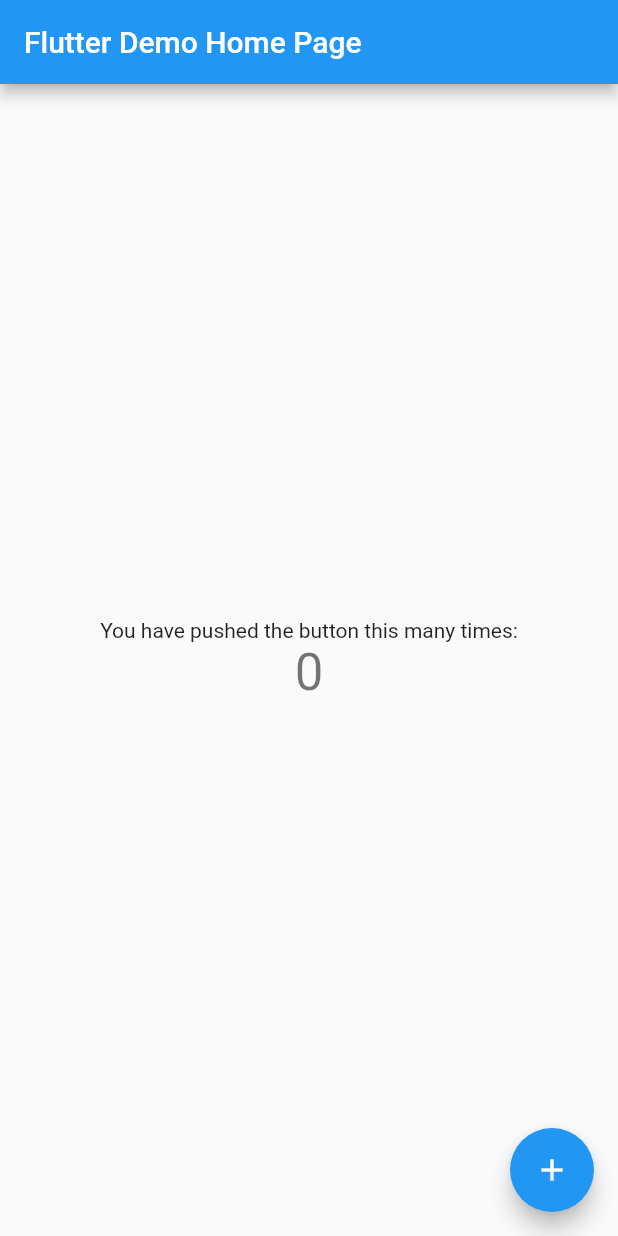
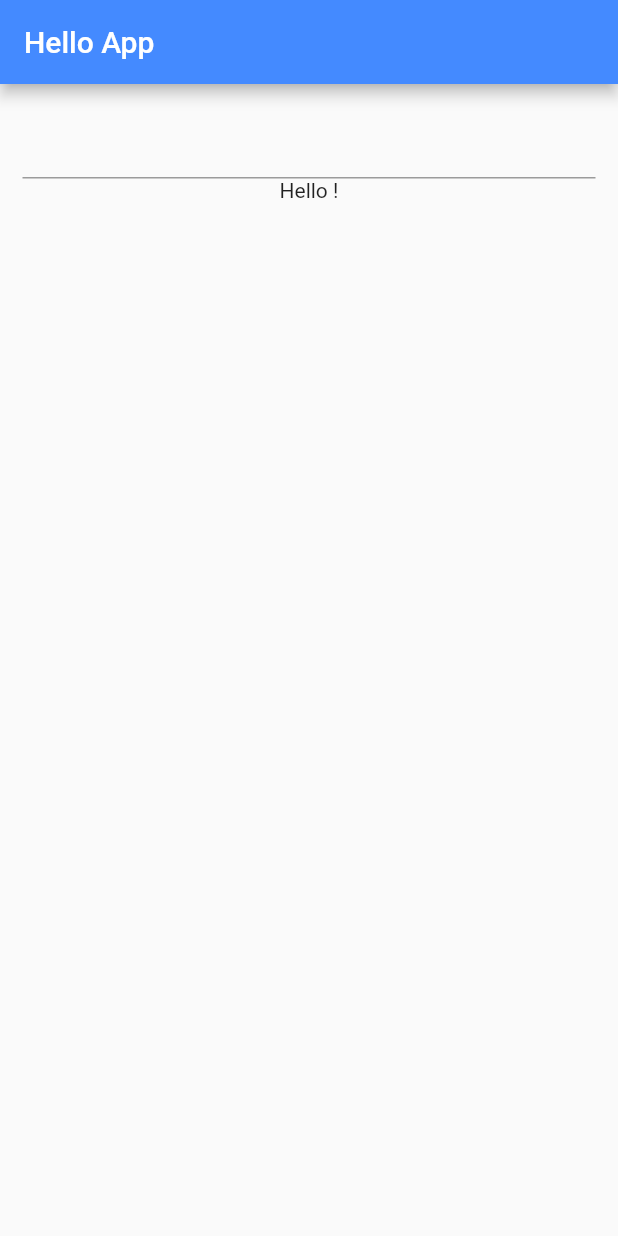
Before and after one commit to putragraha/FlutterGettingStarted, a Flutter app: the screen it shows after launch, on a phone screen of 412 x 824 dp. Run offline on Flutter 3.47's test engine with Material 2 defaults, Android fonts, the phone set to English and light mode, and no system bars.

Commit message:
Create onChanged TextField get state data

```diff
--- a/lib/main.dart
+++ b/lib/main.dart
@@ -1,111 +1,52 @@
 import 'package:flutter/material.dart';
 
-void main() => runApp(MyApp());
+void main() => runApp(HelloApp());
 
-class MyApp extends StatelessWidget {
-  // This widget is the root of your application.
+class HelloApp extends StatelessWidget {
+
   @override
   Widget build(BuildContext context) {
     return MaterialApp(
-      title: 'Flutter Demo',
+      title: "Hello App",
       theme: ThemeData(
-        // This is the theme of your application.
-        //
-        // Try running your application with "flutter run". You'll see the
-        // application has a blue toolbar. Then, without quitting the app, try
-        // changing the primarySwatch below to Colors.green and then invoke
-        // "hot reload" (press "r" in the console where you ran "flutter run",
-        // or simply save your changes to "hot reload" in a Flutter IDE).
-        // Notice that the counter didn't reset back to zero; the application
-        // is not restarted.
-        primarySwatch: Colors.blue,
+        primarySwatch: Colors.pink
       ),
-      home: MyHomePage(title: 'Flutter Demo Home Page'),
+      home: HelloStateWidget()
     );
   }
 }
 
-class MyHomePage extends StatefulWidget {
-  MyHomePage({Key key, this.title}) : super(key: key);
-
-  // This widget is the home page of your application. It is stateful, meaning
-  // that it has a State object (defined below) that contains fields that affect
-  // how it looks.
-
-  // This class is the configuration for the state. It holds the values (in this
-  // case the title) provided by the parent (in this case the App widget) and
-  // used by the build method of the State. Fields in a Widget subclass are
-  // always marked "final".
-
-  final String title;
+class HelloStateWidget extends StatefulWidget {
 
   @override
-  _MyHomePageState createState() => _MyHomePageState();
+  State<StatefulWidget> createState() => _HelloState();
 }
 
-class _MyHomePageState extends State<MyHomePage> {
-  int _counter = 0;
+/// Underscore (_) ymbol here means this class access is "private"
+class _HelloState extends State<HelloStateWidget> {
 
-  void _incrementCounter() {
-    setState(() {
-      // This call to setState tells the Flutter framework that something has
-      // changed in this State, which causes it to rerun the build method below
-      // so that the display can reflect the updated values. If we changed
-      // _counter without calling setState(), then the build method would not be
-      // called again, and so nothing would appear to happen.
-      _counter++;
-    });
-  }
+  String name = "";
 
   @override
   Widget build(BuildContext context) {
-    // This method is rerun every time setState is called, for instance as done
-    // by the _incrementCounter method above.
-    //
-    // The Flutter framework has been optimized to make rerunning build methods
-    // fast, so that you can just rebuild anything that needs updating rather
-    // than having to individually change instances of widgets.
     return Scaffold(
       appBar: AppBar(
-        // Here we take the value from the MyHomePage object that was created by
-        // the App.build method, and use it to set our appbar title.
-        title: Text(widget.title),
+        title: Text("Hello App"),
+        backgroundColor: Colors.blueAccent
       ),
-      body: Center(
-        // Center is a layout widget. It takes a single child and positions it
-        // in the middle of the parent.
+      body: Container(
+        padding: EdgeInsets.all(15.0),
         child: Column(
-          // Column is also a layout widget. It takes a list of children and
-          // arranges them vertically. By default, it sizes itself to fit its
-          // children horizontally, and tries to be as tall as its parent.
-          //
-          // Invoke "debug painting" (press "p" in the console, choose the
-          // "Toggle Debug Paint" action from the Flutter Inspector in Android
-          // Studio, or the "Toggle Debug Paint" command in Visual Studio Code)
-          // to see the wireframe for each widget.
-          //
-          // Column has various properties to control how it sizes itself and
-          // how it positions its children. Here we use mainAxisAlignment to
-          // center the children vertically; the main axis here is the vertical
-          // axis because Columns are vertical (the cross axis would be
-          // horizontal).
-          mainAxisAlignment: MainAxisAlignment.center,
           children: <Widget>[
-            Text(
-              'You have pushed the button this many times:',
+            TextField(
+              onChanged: (String string) {
+                setState(() => name = string);
+              }
             ),
-            Text(
-              '$_counter',
-              style: Theme.of(context).textTheme.display1,
-            ),
-          ],
+            Text("Hello " + name + "!")
+          ]
         ),
-      ),
-      floatingActionButton: FloatingActionButton(
-        onPressed: _incrementCounter,
-        tooltip: 'Increment',
-        child: Icon(Icons.add),
-      ), // This trailing comma makes auto-formatting nicer for build methods.
+      )
     );
   }
 }
```
Also changed, not shown: 1 other file.
